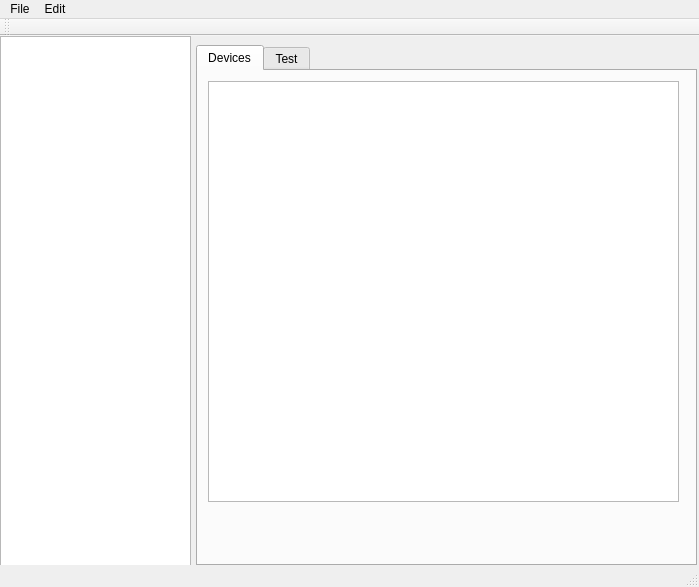
The window that main_form.ui (Nick2304/ZaGRAN) describes before a commit, drawn with Qt 5.
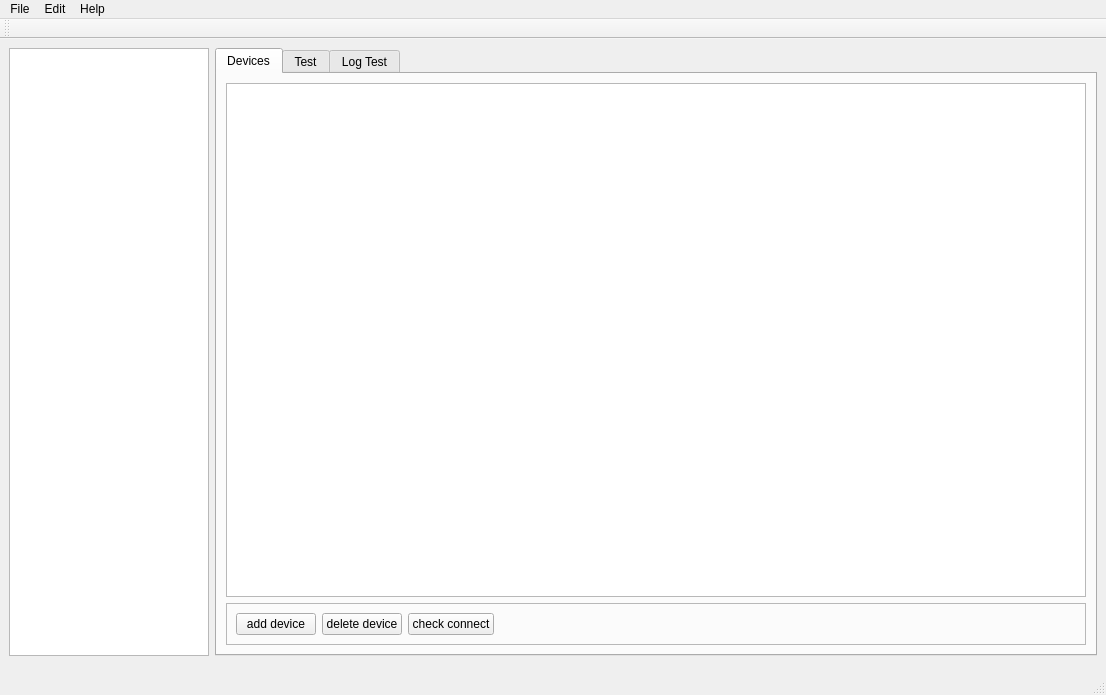
The same window after the commit. The open tabs and pages were chosen to show the change.

Commit message: [add] create main_form.py [upd] worked first run

Diff of the .ui file:
```diff
--- a/main_form.ui
+++ b/main_form.ui
@@ -6,8 +6,8 @@
    <rect>
     <x>0</x>
     <y>0</y>
-    <width>699</width>
-    <height>587</height>
+    <width>1106</width>
+    <height>695</height>
    </rect>
   </property>
   <property name="mouseTracking">
@@ -17,66 +17,233 @@
    <string notr="true">ZaGRAN</string>
   </property>
   <widget class="QWidget" name="centralwidget">
-   <widget class="QListView" name="listView">
-    <property name="geometry">
-     <rect>
-      <x>0</x>
-      <y>0</y>
-      <width>191</width>
-      <height>531</height>
-     </rect>
+   <layout class="QHBoxLayout" name="horizontalLayout">
+    <property name="sizeConstraint">
+     <enum>QLayout::SetDefaultConstraint</enum>
     </property>
-   </widget>
-   <widget class="QTabWidget" name="tabWidget">
-    <property name="geometry">
-     <rect>
-      <x>196</x>
-      <y>9</y>
-      <width>501</width>
-      <height>521</height>
-     </rect>
-    </property>
-    <property name="currentIndex">
-     <number>1</number>
-    </property>
-    <widget class="QWidget" name="Devices">
-     <attribute name="title">
-      <string>Devices</string>
-     </attribute>
-     <widget class="QTableView" name="table_devices">
-      <property name="geometry">
-       <rect>
-        <x>10</x>
-        <y>10</y>
-        <width>471</width>
-        <height>421</height>
-       </rect>
+    <item>
+     <widget class="QListView" name="listTests">
+      <property name="minimumSize">
+       <size>
+        <width>0</width>
+        <height>0</height>
+       </size>
       </property>
+      <property name="maximumSize">
+       <size>
+        <width>200</width>
+        <height>16777215</height>
+       </size>
+      </property>
+      <property name="baseSize">
+       <size>
+        <width>300</width>
+        <height>0</height>
+       </size>
+      </property>
      </widget>
-    </widget>
-    <widget class="QWidget" name="Test">
-     <attribute name="title">
-      <string>Test</string>
-     </attribute>
-     <widget class="QTableView" name="table_test">
-      <property name="geometry">
-       <rect>
-        <x>10</x>
-        <y>10</y>
-        <width>481</width>
-        <height>471</height>
-       </rect>
+    </item>
+    <item>
+     <widget class="QTabWidget" name="tabWidget">
+      <property name="currentIndex">
+       <number>0</number>
       </property>
+      <widget class="QWidget" name="Devices">
+       <attribute name="title">
+        <string>Devices</string>
+       </attribute>
+       <layout class="QVBoxLayout" name="verticalLayout">
+        <item>
+         <widget class="QTableView" name="table_devices"/>
+        </item>
+        <item>
+         <widget class="QFrame" name="frame">
+          <property name="minimumSize">
+           <size>
+            <width>0</width>
+            <height>30</height>
+           </size>
+          </property>
+          <property name="baseSize">
+           <size>
+            <width>0</width>
+            <height>0</height>
+           </size>
+          </property>
+          <property name="frameShape">
+           <enum>QFrame::StyledPanel</enum>
+          </property>
+          <property name="frameShadow">
+           <enum>QFrame::Raised</enum>
+          </property>
+          <layout class="QHBoxLayout" name="horizontalLayout_2">
+           <item>
+            <widget class="QPushButton" name="addDevice">
+             <property name="text">
+              <string>add device</string>
+             </property>
+            </widget>
+           </item>
+           <item>
+            <widget class="QPushButton" name="deleteDevice">
+             <property name="text">
+              <string>delete device</string>
+             </property>
+            </widget>
+           </item>
+           <item>
+            <widget class="QPushButton" name="checkConnect">
+             <property name="text">
+              <string>check connect</string>
+             </property>
+            </widget>
+           </item>
+           <item>
+            <spacer name="horizontalSpacer">
+             <property name="orientation">
+              <enum>Qt::Horizontal</enum>
+             </property>
+             <property name="sizeHint" stdset="0">
+              <size>
+               <width>40</width>
+               <height>20</height>
+              </size>
+             </property>
+            </spacer>
+           </item>
+          </layout>
+         </widget>
+        </item>
+       </layout>
+      </widget>
+      <widget class="QWidget" name="Test">
+       <attribute name="title">
+        <string>Test</string>
+       </attribute>
+       <layout class="QVBoxLayout" name="verticalLayout_2">
+        <item>
+         <widget class="QTableView" name="table_test"/>
+        </item>
+        <item>
+         <widget class="QFrame" name="frame_2">
+          <property name="minimumSize">
+           <size>
+            <width>0</width>
+            <height>30</height>
+           </size>
+          </property>
+          <property name="frameShape">
+           <enum>QFrame::StyledPanel</enum>
+          </property>
+          <property name="frameShadow">
+           <enum>QFrame::Raised</enum>
+          </property>
+          <layout class="QHBoxLayout" name="horizontalLayout_3">
+           <item>
+            <widget class="QPushButton" name="startTest">
+             <property name="text">
+              <string>start test</string>
+             </property>
+            </widget>
+           </item>
+           <item>
+            <widget class="QPushButton" name="stopTest">
+             <property name="text">
+              <string>stop test</string>
+             </property>
+            </widget>
+           </item>
+           <item>
+            <spacer name="horizontalSpacer_2">
+             <property name="orientation">
+              <enum>Qt::Horizontal</enum>
+             </property>
+             <property name="sizeHint" stdset="0">
+              <size>
+               <width>673</width>
+               <height>20</height>
+              </size>
+             </property>
+            </spacer>
+           </item>
+          </layout>
+         </widget>
+        </item>
+       </layout>
+      </widget>
+      <widget class="QWidget" name="logTest">
+       <attribute name="title">
+        <string>Log Test</string>
+       </attribute>
+       <layout class="QVBoxLayout" name="verticalLayout_3">
+        <item>
+         <widget class="QTextBrowser" name="textLog">
+          <property name="html">
+           <string>&lt;!DOCTYPE HTML PUBLIC &quot;-//W3C//DTD HTML 4.0//EN&quot; &quot;http://www.w3.org/TR/REC-html40/strict.dtd&quot;&gt;
+&lt;html&gt;&lt;head&gt;&lt;meta name=&quot;qrichtext&quot; content=&quot;1&quot; /&gt;&lt;style type=&quot;text/css&quot;&gt;
+p, li { white-space: pre-wrap; }
+&lt;/style&gt;&lt;/head&gt;&lt;body style=&quot; font-family:'MS Shell Dlg 2'; font-size:8.25pt; font-weight:400; font-style:normal;&quot;&gt;
+&lt;p style=&quot; margin-top:0px; margin-bottom:0px; margin-left:0px; margin-right:0px; -qt-block-indent:0; text-indent:0px;&quot;&gt;log text&lt;/p&gt;&lt;/body&gt;&lt;/html&gt;</string>
+          </property>
+         </widget>
+        </item>
+        <item>
+         <widget class="QFrame" name="frame_3">
+          <property name="minimumSize">
+           <size>
+            <width>0</width>
+            <height>30</height>
+           </size>
+          </property>
+          <property name="frameShape">
+           <enum>QFrame::StyledPanel</enum>
+          </property>
+          <property name="frameShadow">
+           <enum>QFrame::Raised</enum>
+          </property>
+          <layout class="QHBoxLayout" name="horizontalLayout_4">
+           <item>
+            <widget class="QPushButton" name="saveLog">
+             <property name="text">
+              <string>save log ...</string>
+             </property>
+            </widget>
+           </item>
+           <item>
+            <widget class="QPushButton" name="clearLog">
+             <property name="text">
+              <string>clear all</string>
+             </property>
+            </widget>
+           </item>
+           <item>
+            <spacer name="horizontalSpacer_3">
+             <property name="orientation">
+              <enum>Qt::Horizontal</enum>
+             </property>
+             <property name="sizeHint" stdset="0">
+              <size>
+               <width>673</width>
+               <height>20</height>
+              </size>
+             </property>
+            </spacer>
+           </item>
+          </layout>
+         </widget>
+        </item>
+       </layout>
+      </widget>
      </widget>
-    </widget>
-   </widget>
+    </item>
+   </layout>
   </widget>
   <widget class="QMenuBar" name="menubar">
    <property name="geometry">
     <rect>
      <x>0</x>
      <y>0</y>
-     <width>699</width>
+     <width>1106</width>
      <height>21</height>
     </rect>
    </property>
@@ -95,11 +262,30 @@
      <string>Edit</string>
     </property>
    </widget>
+   <widget class="QMenu" name="menuHelp">
+    <property name="title">
+     <string>Help</string>
+    </property>
+   </widget>
    <addaction name="menuFile"/>
    <addaction name="menuEdit"/>
+   <addaction name="menuHelp"/>
   </widget>
-  <widget class="QStatusBar" name="statusbar"/>
+  <widget class="QStatusBar" name="statusbar">
+   <property name="minimumSize">
+    <size>
+     <width>0</width>
+     <height>30</height>
+    </size>
+   </property>
+  </widget>
   <widget class="QToolBar" name="toolBar">
+   <property name="minimumSize">
+    <size>
+     <width>0</width>
+     <height>20</height>
+    </size>
+   </property>
    <property name="windowTitle">
     <string>toolBar</string>
    </property>
```
Left out of the diff: 29 changed lines with no effect on the pictures. The commit also changes 2 other files.
